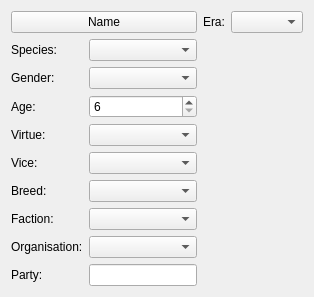
Old version of the form ui/ui_InfoWidget.ui in the repository Kamduis/SoulCreator.
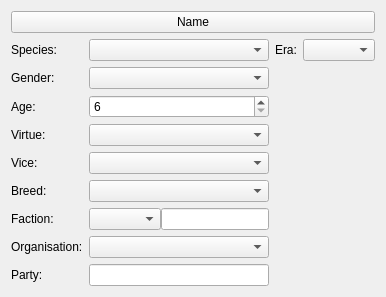
New version of the form.

Commit message:
Auf Charakterbogen werden zusätzlich leere Felder ausgegeben.
Beim erstellen des Charkaterbogens wird der übrige Raum nun mit leeren
Felder gefüllt, die für eine handschriftliche Erweiterung genutzt werden
können.

Zudem steht nun auch Menschen ein Feld für das Eintragen ihrer Fraktion
zu.

```diff
--- a/ui/ui_InfoWidget.ui
+++ b/ui/ui_InfoWidget.ui
@@ -5,8 +5,6 @@
   <property name="windowTitle">
    <string>Form</string>
   </property>
-  <layout class="QHBoxLayout" name="horizontalLayout">
-   <item>
     <layout class="QVBoxLayout" name="verticalLayout">
      <item>
       <widget class="QPushButton" name="pushButton_name">
@@ -16,6 +14,8 @@
       </widget>
      </item>
      <item>
+    <layout class="QHBoxLayout" name="horizontalLayout_2">
+     <item>
       <layout class="QFormLayout" name="formLayout">
        <property name="formAlignment">
         <set>Qt::AlignJustify|Qt::AlignTop</set>
@@ -91,9 +91,6 @@
          </property>
         </widget>
        </item>
-       <item row="6" column="1">
-        <widget class="QComboBox" name="comboBox_faction"/>
-       </item>
        <item row="7" column="1">
         <widget class="QComboBox" name="comboBox_organisation"/>
        </item>
@@ -114,6 +111,17 @@
        <item row="8" column="1">
         <widget class="QLineEdit" name="lineEdit_party"/>
        </item>
+       <item row="6" column="1">
+        <layout class="QHBoxLayout" name="horizontalLayout">
+         <property name="spacing">
+          <number>0</number>
+         </property>
+         <item>
+          <widget class="QComboBox" name="comboBox_faction"/>
+         </item>
+         <item>
+          <widget class="QLineEdit" name="lineEdit_faction"/>
+         </item>
       </layout>
      </item>
     </layout>
@@ -146,6 +154,8 @@
         </size>
        </property>
       </spacer>
+       </item>
+      </layout>
      </item>
     </layout>
    </item>
```
Lines whose indentation alone changed are shown as unchanged. The commit also changes 2 other files.
